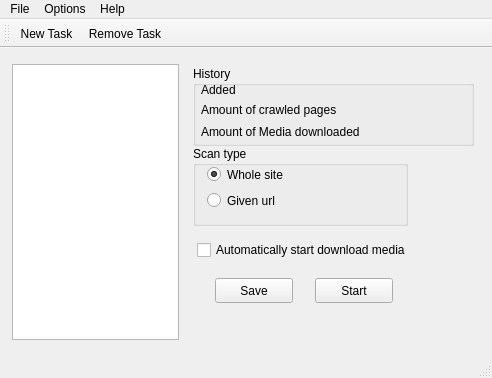
First picture: the form in ui/mediasitedownloder.ui, repository pussbb/QMediaSiteDownloader, before the edit.
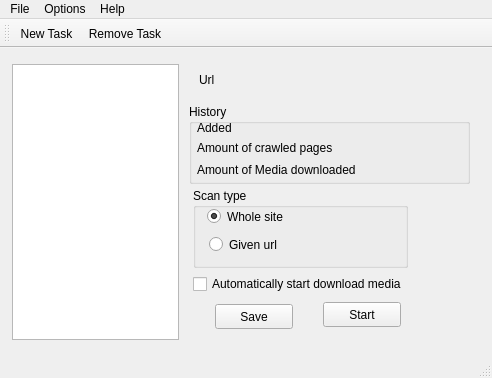
Second picture: the form after the edit. Icons and pictures are not drawn.

Commit message: add "add task" window

What changed in the file:
```diff
--- a/ui/mediasitedownloder.ui
+++ b/ui/mediasitedownloder.ui
@@ -57,7 +57,7 @@
            <property name="geometry">
             <rect>
              <x>8</x>
-             <y>82</y>
+             <y>124</y>
              <width>215</width>
              <height>80</height>
             </rect>
@@ -84,8 +84,8 @@
            <widget class="QRadioButton" name="scanurl">
             <property name="geometry">
              <rect>
-              <x>14</x>
-              <y>44</y>
+              <x>16</x>
+              <y>46</y>
               <width>187</width>
               <height>21</height>
              </rect>
@@ -98,8 +98,8 @@
           <widget class="QGroupBox" name="info">
            <property name="geometry">
             <rect>
-             <x>8</x>
-             <y>2</y>
+             <x>4</x>
+             <y>40</y>
              <width>281</width>
              <height>80</height>
             </rect>
@@ -130,7 +130,7 @@
              </rect>
             </property>
             <property name="text">
-             <string>                </string>
+             <string/>
             </property>
            </widget>
            <widget class="QLabel" name="label_2">
@@ -169,7 +169,7 @@
              </rect>
             </property>
             <property name="text">
-             <string>                           </string>
+             <string/>
             </property>
            </widget>
            <widget class="QLabel" name="mediadowned">
@@ -182,15 +182,15 @@
              </rect>
             </property>
             <property name="text">
-             <string>                      </string>
+             <string/>
             </property>
            </widget>
           </widget>
           <widget class="QCheckBox" name="autostartdown">
            <property name="geometry">
             <rect>
-             <x>12</x>
-             <y>176</y>
+             <x>8</x>
+             <y>210</y>
              <width>283</width>
              <height>20</height>
             </rect>
@@ -203,7 +203,7 @@
            <property name="geometry">
             <rect>
              <x>30</x>
-             <y>214</y>
+             <y>240</y>
              <width>78</width>
              <height>25</height>
             </rect>
@@ -215,8 +215,8 @@
           <widget class="QPushButton" name="startscan">
            <property name="geometry">
             <rect>
-             <x>130</x>
-             <y>214</y>
+             <x>138</x>
+             <y>238</y>
              <width>78</width>
              <height>25</height>
             </rect>
@@ -225,6 +225,19 @@
             <string>Start</string>
            </property>
           </widget>
+          <widget class="QLabel" name="task_url">
+           <property name="geometry">
+            <rect>
+             <x>14</x>
+             <y>8</y>
+             <width>56</width>
+             <height>15</height>
+            </rect>
+           </property>
+           <property name="text">
+            <string>Url</string>
+           </property>
+          </widget>
          </widget>
         </item>
        </layout>
```
The commit also changes 7 other files.
